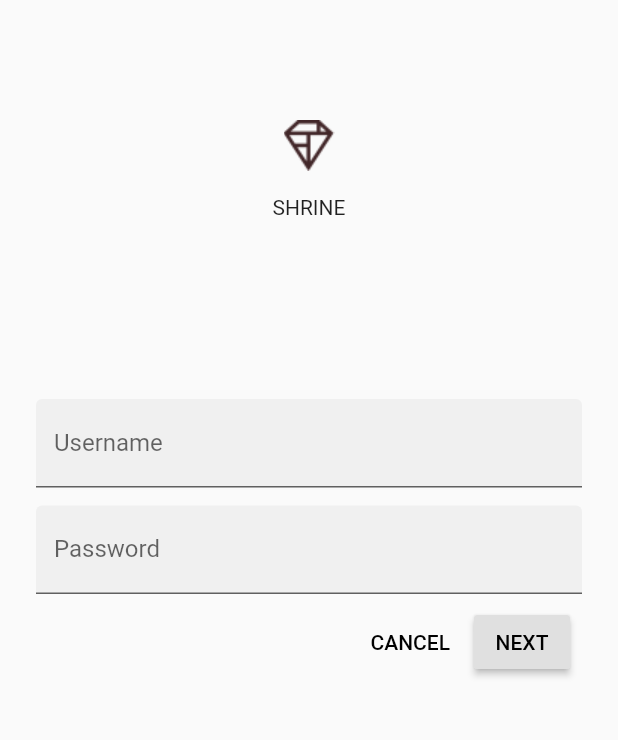
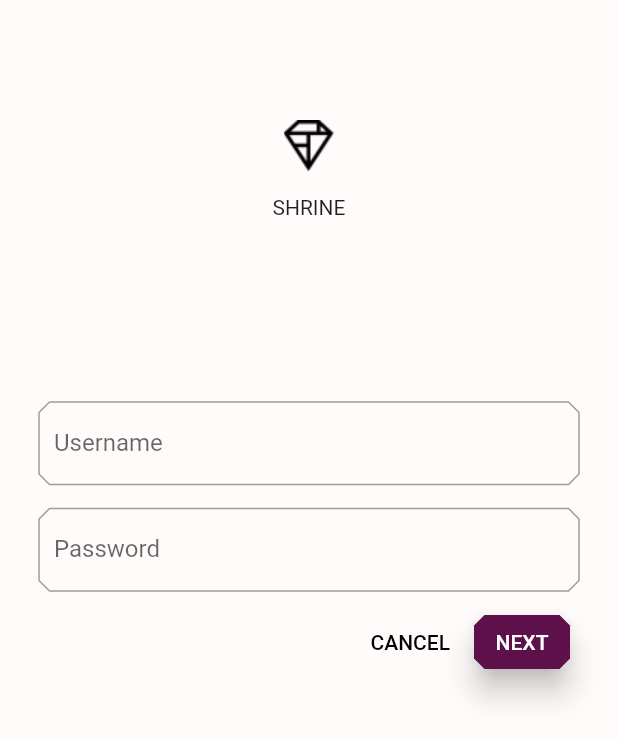
Before and after one commit to naceyeve/mdc_flutter, a Flutter app: the screen it shows after launch, after a tap on "CANCEL", on a phone screen of 412 x 824 dp. Shown: the top 740 px of the screen. Run offline on Flutter 3.47's test engine with Material 2 defaults, Android fonts, the phone set to English and light mode, and no system bars; Roboto replaces fonts that are missing (Raleway).

Commit message:
add new weght

```diff
--- a/lib/app.dart
+++ b/lib/app.dart
@@ -14,12 +14,13 @@
 
 import 'package:flutter/material.dart';
 
+import 'colors.dart';
 import 'home.dart';
 import 'login.dart';
+import 'supplemental/cut_corners_border.dart';
 
 // TODO: Convert ShrineApp to stateful widget (104)
 class ShrineApp extends StatelessWidget {
-
   @override
   Widget build(BuildContext context) {
     return MaterialApp(
@@ -32,6 +33,7 @@ class ShrineApp extends StatelessWidget {
       initialRoute: '/login',
       onGenerateRoute: _getRoute,
       // TODO: Add a theme (103)
+      theme: _kShrineTheme,
     );
   }
 
@@ -49,4 +51,41 @@ class ShrineApp extends StatelessWidget {
 }
 
 // TODO: Build a Shrine Theme (103)
+final ThemeData _kShrineTheme = _buildShrineTheme();
+
+ThemeData _buildShrineTheme() {
+  final ThemeData base = ThemeData.light();
+  return base.copyWith(
+    primaryColor: kShrinePurple,
+    buttonTheme: base.buttonTheme.copyWith(
+        buttonColor: kShrinePurple,
+        textTheme: ButtonTextTheme.primary,
+        colorScheme: ColorScheme.light().copyWith(primary: kShrinePurple)),
+    scaffoldBackgroundColor: kShrineSurfaceWhite,
+    textTheme: _buildShrineTextTheme(base.textTheme),
+    primaryTextTheme: _buildShrineTextTheme(base.primaryTextTheme),
+    accentTextTheme: _buildShrineTextTheme(base.accentTextTheme),
+    primaryIconTheme: base.iconTheme.copyWith(color: kShrineSurfaceWhite),
+    inputDecorationTheme: InputDecorationTheme(
+      border: CutCornersBorder(),
+    ),
+  );
+}
+
+TextTheme _buildShrineTextTheme(TextTheme base) {
+  return base
+      .copyWith(
+        headline: base.headline.copyWith(
+          fontWeight: FontWeight.w500,
+        ),
+        title: base.title.copyWith(fontSize: 18.0),
+        caption: base.caption.copyWith(
+          fontWeight: FontWeight.w400,
+          fontSize: 14.0,
+        ),
+      )
+      .apply(
+        fontFamily: 'Raleway',
+      );
+}
 // TODO: Build a Shrine Text Theme (103)
--- /dev/null
+++ b/lib/colors.dart
@@ -0,0 +1,16 @@
+import 'package:flutter/material.dart';
+
+const kShrinePink50 = const Color(0xFFFEEAE6);
+const kShrinePink100 = const Color(0xFFFEDBD0);
+const kShrinePink300 = const Color(0xFFFBB8AC);
+const kShrinePink400 = const Color(0xFFEAA4A4);
+
+const kShrineBrown900 = const Color(0xFF442B2D);
+
+const kShrineErrorRed = const Color(0xFFC5032B);
+
+const kShrineSurfaceWhite = const Color(0xFFFFFBFA);
+const kShrineBackgroundWhite = Colors.white;
+
+const kShrinePurple = Color(0xFF5D1049);
+const kShrineBlack = Color(0xFF000000);
--- a/lib/home.dart
+++ b/lib/home.dart
@@ -12,6 +12,7 @@
 // See the License for the specific language governing permissions and
 // limitations under the License.
 
+import 'package:Shrine/supplemental/asymmetric_view.dart';
 import 'package:flutter/material.dart';
 import 'package:intl/intl.dart';
 
@@ -33,6 +34,7 @@ class HomePage extends StatelessWidget {
 
     return products.map((product) {
       return Card(
+        elevation: 0.0,
         clipBehavior: Clip.antiAlias,
         child: Column(
           crossAxisAlignment: CrossAxisAlignment.start,
@@ -48,17 +50,20 @@ class HomePage extends StatelessWidget {
             Padding(
               padding: const EdgeInsets.fromLTRB(16.0, 12.0, 16.0, 8.0),
               child: Column(
-                crossAxisAlignment: CrossAxisAlignment.start,
+                mainAxisAlignment: MainAxisAlignment.end,
+                crossAxisAlignment: CrossAxisAlignment.center,
                 children: <Widget>[
                   Text(
-                    product.name,
-                    style: theme.textTheme.title,
+                    product == null ? '' : product.name,
+                    style: theme.textTheme.button,
                     maxLines: 1,
+                    softWrap: false,
+                    overflow: TextOverflow.ellipsis,
                   ),
                   SizedBox(height: 8.0),
                   Text(
-                    formatter.format(product.price),
-                    style: theme.textTheme.body2,
+                    product == null ? '' : formatter.format(product.price),
+                    style: theme.textTheme.caption,
                   ),
                 ],
               ),
@@ -77,6 +82,7 @@ class HomePage extends StatelessWidget {
     return Scaffold(
       // TODO: Add app bar (102)
       appBar: AppBar(
+        brightness: Brightness.dark,
         leading: IconButton(
           icon: Icon(
             Icons.menu,
@@ -109,11 +115,14 @@ class HomePage extends StatelessWidget {
         ],
       ),
       // TODO: Add a grid view (102)
-      body: GridView.count(
-        crossAxisCount: 2,
-        padding: EdgeInsets.all(16.0),
-        childAspectRatio: 8.0 / 9.0,
-        children: _buildGridCards(context),
+//      body: GridView.count(
+//        crossAxisCount: 2,
+//        padding: EdgeInsets.all(16.0),
+//        childAspectRatio: 8.0 / 9.0,
+//        children: _buildGridCards(context),
+//      ),
+      body: AsymmetricView(
+        products: ProductsRepository.loadProducts(Category.all),
       ),
 
       // TODO: Set resizeToAvoidBottomInset (101)
--- a/lib/login.dart
+++ b/lib/login.dart
@@ -13,6 +13,27 @@
 // limitations under the License.
 
 import 'package:flutter/material.dart';
+
+import 'colors.dart';
+
+class AccentColorOverride extends StatelessWidget {
+  const AccentColorOverride({Key key, this.color, this.child})
+      : super(key: key);
+
+  final Color color;
+  final Widget child;
+
+  @override
+  Widget build(BuildContext context) {
+    return Theme(
+      child: child,
+      data: Theme.of(context).copyWith(
+        accentColor: color,
+        brightness: Brightness.dark,
+      ),
+    );
+  }
+}
 
 class LoginPage extends StatefulWidget {
   @override
@@ -34,7 +55,10 @@ class _LoginPageState extends State<LoginPage> {
             SizedBox(height: 80.0),
             Column(
               children: <Widget>[
-                Image.asset('assets/diamond.png'),
+                Image.asset(
+                  'assets/diamond.png',
+                  color: kShrineBlack,
+                ),
                 SizedBox(height: 16.0),
                 Text('SHRINE'),
               ],
@@ -45,30 +69,44 @@ class _LoginPageState extends State<LoginPage> {
             // TODO: Wrap Password with AccentColorOverride (103)
             // TODO: Add TextField widgets (101)
             // TODO: Add button bar (101)
-
-            TextField(
-              controller: _usernameController,
-              decoration: InputDecoration(filled: true, labelText: 'Username'),
+            AccentColorOverride(
+              color: kShrineBrown900,
+              child: TextField(
+                controller: _usernameController,
+                decoration: InputDecoration(
+                  labelText: 'Username',
+                ),
+              ),
             ),
             SizedBox(
               height: 12.0,
             ),
-            TextField(
-              controller: _passwordController,
-              decoration: InputDecoration(filled: true, labelText: 'Password'),
-              obscureText: true,
+            AccentColorOverride(
+              color: kShrineBrown900,
+              child: TextField(
+                controller: _passwordController,
+                decoration: InputDecoration(
+                  labelText: 'Password',
+                ),
+                obscureText: true,
+              ),
             ),
             ButtonBar(
               children: <Widget>[
                 FlatButton(
                   child: Text('CANCEL'),
+                  shape: BeveledRectangleBorder(
+                      borderRadius: BorderRadius.all(Radius.circular(7.0))),
                   onPressed: () => {
                     _usernameController.clear(),
                     _passwordController.clear(),
                   },
                 ),
                 RaisedButton(
+                  elevation: 8.0,
                   child: Text('NEXT'),
+                  shape: BeveledRectangleBorder(
+                      borderRadius: BorderRadius.all(Radius.circular(7.0))),
                   onPressed: () => {Navigator.pop(context)},
                 )
               ],
--- a/pubspec.yaml
+++ b/pubspec.yaml
@@ -15,6 +15,12 @@ dev_dependencies:
 
 flutter:
   # TODO: Insert Fonts (103)
+  fonts:
+    - family: Rubik
+      fonts:
+        - asset: fonts/Rubik-Regular.ttf
+        - asset: fonts/Rubik-Medium.ttf
+          weight: 500
   uses-material-design: true
   assets:
     - assets/diamond.png
```
